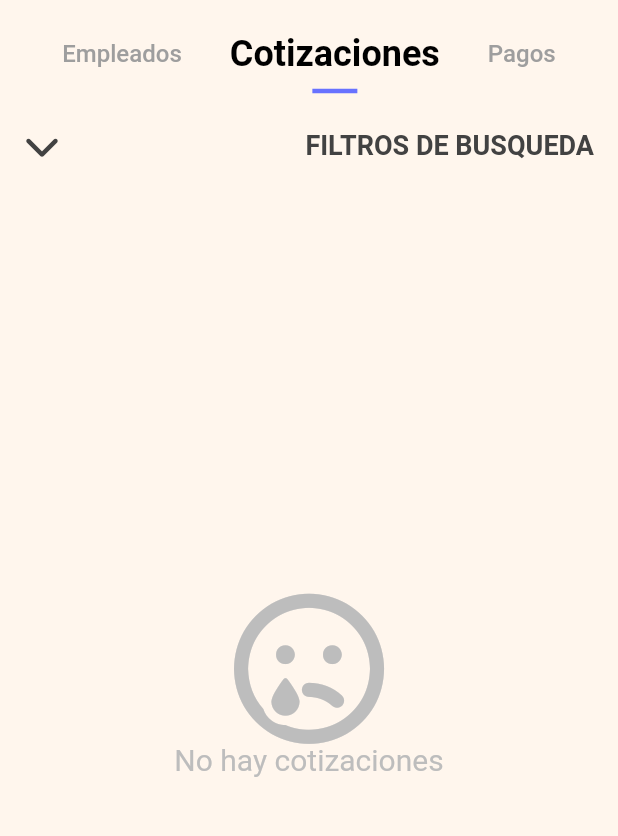
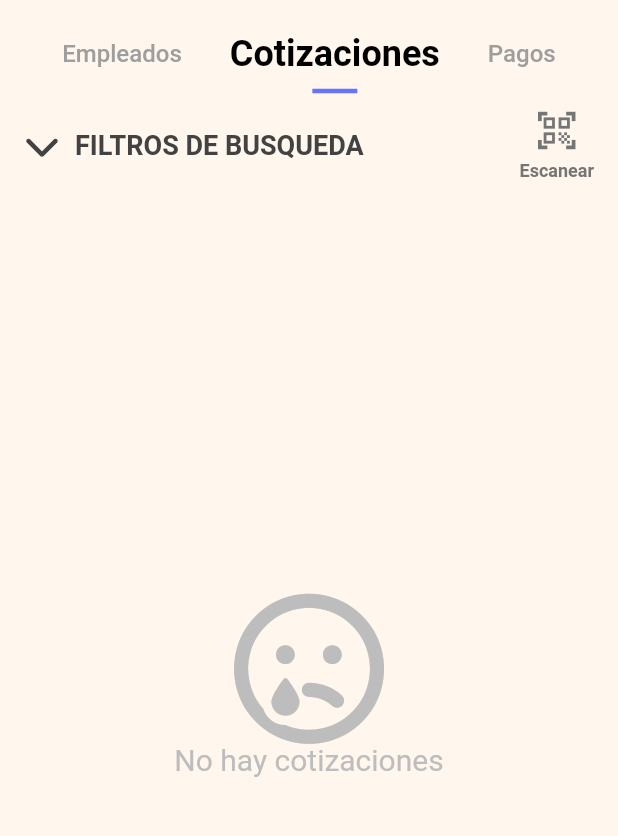
Before and after one commit to jose15dev/cotization_dm, a Flutter app: the InitialRootPage screen opened directly, tab 2 chosen, on a phone screen of 412 x 824 dp, the part 65-901 px from its top. Run offline on Flutter 3.47's test engine with Material 2 defaults, Android fonts, the phone set to English and light mode, and no system bars; our stand-ins replace auto_size_text, bloc, contacts_service, currency_text_input_formatter, equatable, flutter_bloc and 11 more; missing offline and left inert: qr_code_scanner, syncfusion_flutter_pdf; accounts and stored records are empty; project files that could hold a hidden picture were left out.

Commit message:
Agregar Scanner QR
Para copiar cotizaciones

```diff
--- a/lib/ui/pages/cotization_page/components/card_cotization.dart
+++ b/lib/ui/pages/cotization_page/components/card_cotization.dart
@@ -353,7 +353,7 @@ class _AnimatedCardCotizationState extends State<AnimatedCardCotization>
                                         color: ColorPalete.black,
                                       ),
                                       gapless: false,
-                                      data: cotizationToJson(widget.item),
+                                      data: cotizationToQrCode(widget.item),
                                       foregroundColor: ColorPalete.black,
                                     ),
                                   ),
--- a/lib/ui/pages/cotization_page/components/components.dart
+++ b/lib/ui/pages/cotization_page/components/components.dart
@@ -3,4 +3,5 @@ export 'card_item_cotization.dart';
 export 'finish_dialog.dart';
 export 'form_cotization_item_dialog.dart';
 export 'heading_textfield.dart';
+export 'qr_code_scanner_view.dart';
 export 'qr_code_view.dart';
--- a/lib/ui/pages/cotization_page/pages/cotization_history_page.dart
+++ b/lib/ui/pages/cotization_page/pages/cotization_history_page.dart
@@ -1,4 +1,3 @@
-import 'package:cotizacion_dm/core/domain/domain.dart';
 import 'package:cotizacion_dm/ui/components/components.dart';
 import 'package:cotizacion_dm/ui/pages/pages.dart';
 import 'package:cotizacion_dm/ui/styled/loading_indicator.dart';
@@ -38,8 +37,8 @@ class _AnimatedCotizationListState extends State<AnimatedCotizationList> {
                   if (state is OnFetchCotizationSuccess) {
                     var list = state.cotizations
                         .map(
-                          (e) => Hero(
-                            tag: "cotization-${e.id}",
+                          (e) => NormalCotizationHero(
+                            id: e.id,
                             child: AnimatedCardCotization(e),
                           ),
                         )
@@ -84,8 +83,6 @@ class _AnimatedCotizationListState extends State<AnimatedCotizationList> {
                                 if (value is DetailsAction &&
                                     value.action == DetailsActionType.delete) {
                                   bloc.forceDeleteCotization(value.cotization);
-                                } else {
-                                  bloc.resetState();
                                 }
                               },
                             );
@@ -266,14 +263,18 @@ class _FilterMenuWidgetState extends State<_FilterMenuWidget> {
                 Container(
                   color: ColorPalete.white,
                   height: minHeight,
-                  child: GestureDetector(
-                    onTap: () {
-                      _toggleExpand();
-                    },
                   child: Padding(
                     padding: const EdgeInsets.symmetric(horizontal: 16.0),
                     child: Row(
                       mainAxisAlignment: MainAxisAlignment.spaceBetween,
+                      children: [
+                        GestureDetector(
+                          onTap: () {
+                            _toggleExpand();
+                          },
+                          child: Row(
+                            mainAxisAlignment: MainAxisAlignment.start,
+                            mainAxisSize: MainAxisSize.min,
                             children: [
                               TweenAnimationBuilder(
                                   duration: const Duration(milliseconds: 1000),
@@ -298,6 +299,7 @@ class _FilterMenuWidgetState extends State<_FilterMenuWidget> {
                                       ),
                                     );
                                   }),
+                              const SizedBox(width: 10),
                               Text(
                                 "FILTROS DE BUSQUEDA",
                                 style: TextStyle(
@@ -308,6 +310,33 @@ class _FilterMenuWidgetState extends State<_FilterMenuWidget> {
                               ),
                             ],
                           ),
+                        ),
+                        GestureDetector(
+                          onTap: () {
+                            Navigator.of(context)
+                                .push(fadeTransition(QrCodeScannerView()));
+                          },
+                          child: Column(
+                            mainAxisSize: MainAxisSize.min,
+                            children: [
+                              Icon(
+                                Icons.qr_code_scanner,
+                                size: 30,
+                                color: Colors.grey.shade600,
+                              ),
+                              const SizedBox(height: 5),
+                              Text(
+                                "Escanear",
+                                style: TextStyle(
+                                  fontSize: 12,
+                                  fontWeight: FontWeight.bold,
+                                  color: Colors.grey.shade600,
+                                ),
+                              ),
+                            ],
+                          ),
+                        ),
+                      ],
                     ),
                   ),
                 ),
--- a/lib/ui/pages/initial_page/initial_root_page.dart
+++ b/lib/ui/pages/initial_page/initial_root_page.dart
@@ -29,9 +29,7 @@ final initialPages = [
   }),
   CustomStackPage(
     "Pagos",
-    const Center(
-      child: Text("Pays"),
-    ),
+    Center(),
   ),
 ];
 
--- a/lib/ui/utilities/utilities.dart
+++ b/lib/ui/utilities/utilities.dart
@@ -1,4 +1,5 @@
 export 'bg_fg_color.utility.dart';
+export 'cotization_to_qr_code.dart';
 export 'currency.utility.dart';
 export 'delay.utility.dart';
 export 'image_filter.utility.dart';
--- a/pubspec.yaml
+++ b/pubspec.yaml
@@ -53,6 +53,7 @@ dependencies:
   font_awesome_flutter: ^10.3.0
   auto_size_text: ^3.0.0
   qr_flutter: ^4.0.0
+  qr_code_scanner: ^1.0.1
 
   # The following adds the Cupertino Icons font to your application.
   # Use with the CupertinoIcons class for iOS style icons.
```
Also changed, not shown: lib/ui/pages/cotization_page/components/qr_code_scanner_view.dart (added, +239 -0 lines), lib/ui/utilities/cotization_to_qr_code.dart (added, +16 -0 lines), pubspec.lock. Lines whose indentation alone changed are shown as unchanged.
